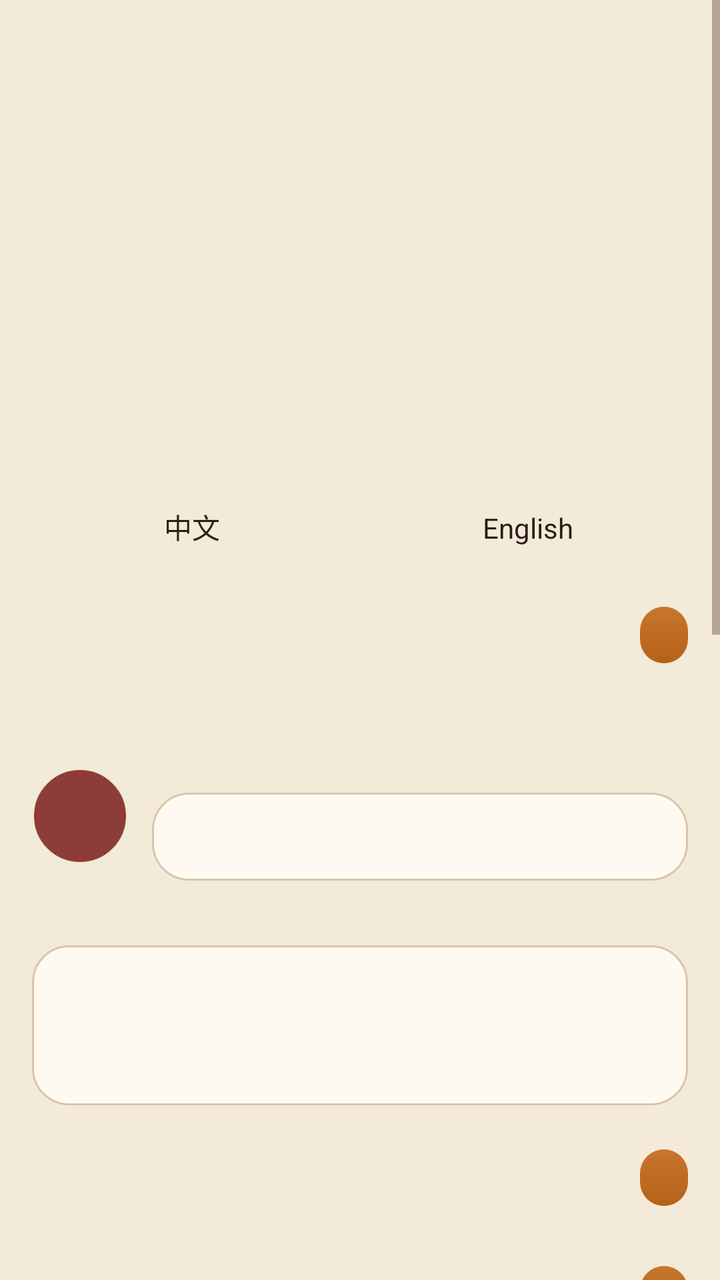
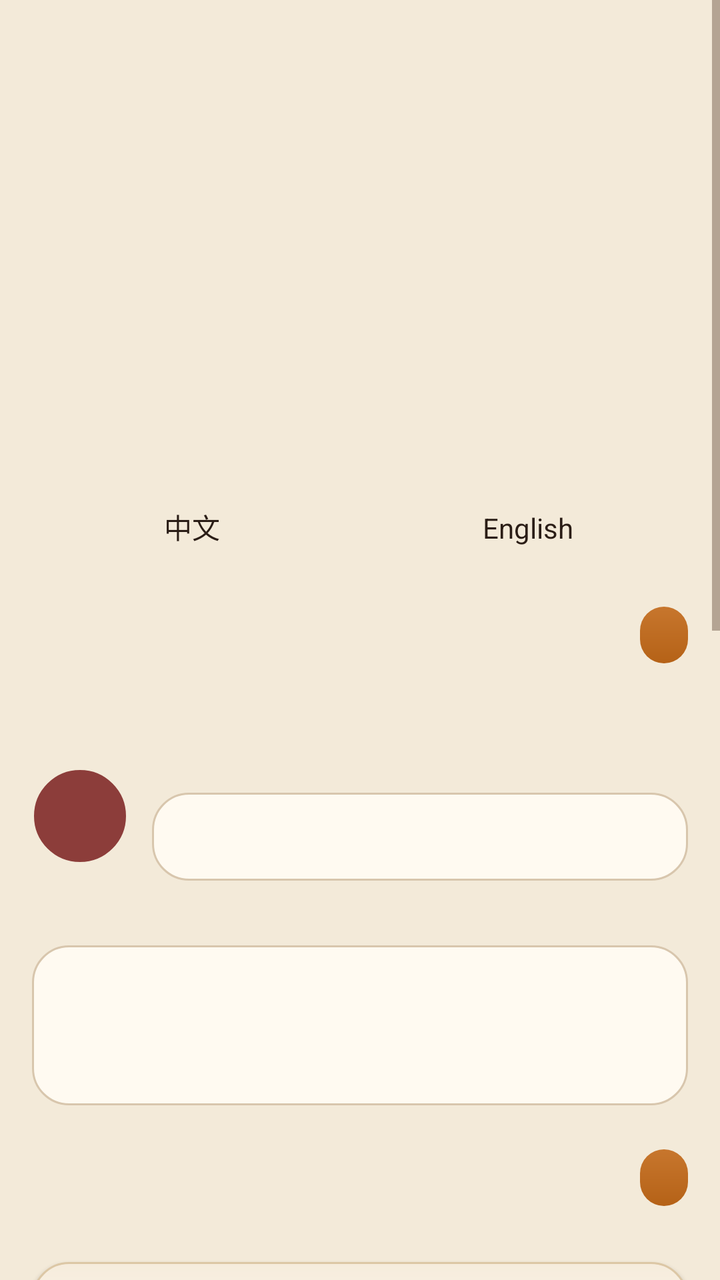

Two renders of the same Android screen: before a commit and after it. Below are the layout's source before the change and the commit's diff.
<!-- AndroidManifest.xml: application theme Theme.Tavern -->
<!-- res/layout/panel_settings.xml -->
<?xml version="1.0" encoding="utf-8"?>
<ScrollView xmlns:android="http://schemas.android.com/apk/res/android"
    android:layout_width="match_parent"
    android:layout_height="match_parent"
    android:clipToPadding="false"
    android:paddingBottom="24dp">

    <LinearLayout
        android:layout_width="match_parent"
        android:layout_height="wrap_content"
        android:orientation="vertical"
        android:padding="16dp">

        <TextView
            android:id="@+id/titleSettings"
            android:layout_width="match_parent"
            android:layout_height="wrap_content"
            android:fontFamily="serif"
            android:textColor="@color/ink"
            android:textSize="22sp" />

        <TextView
            android:id="@+id/settingsHint"
            android:layout_width="match_parent"
            android:layout_height="wrap_content"
            android:layout_marginTop="6dp"
            android:textColor="@color/muted"
            android:textSize="12sp" />

        <TextView
            android:id="@+id/labelAppearance"
            android:layout_width="match_parent"
            android:layout_height="wrap_content"
            android:layout_marginTop="20dp"
            android:textColor="@color/candle"
            android:textSize="13sp" />

        <TextView
            android:id="@+id/appearanceHint"
            android:layout_width="match_parent"
            android:layout_height="wrap_content"
            android:layout_marginTop="4dp"
            android:textColor="@color/muted"
            android:textSize="12sp" />

        <LinearLayout
            android:layout_width="match_parent"
            android:layout_height="wrap_content"
            android:layout_marginTop="10dp"
            android:orientation="horizontal">

            <TextView
                android:id="@+id/btnDark"
                android:layout_width="0dp"
                android:layout_height="40dp"
                android:layout_marginEnd="6dp"
                android:layout_weight="1"
                android:gravity="center"
                android:textColor="@color/ink" />

            <TextView
                android:id="@+id/btnLight"
                android:layout_width="0dp"
                android:layout_height="40dp"
                android:layout_marginEnd="6dp"
                android:layout_weight="1"
                android:gravity="center"
                android:textColor="@color/ink" />

            <TextView
                android:id="@+id/btnSystem"
                android:layout_width="0dp"
                android:layout_height="40dp"
                android:layout_weight="1"
                android:gravity="center"
                android:textColor="@color/ink" />
        </LinearLayout>

        <TextView
            android:id="@+id/labelLanguage"
            android:layout_width="match_parent"
            android:layout_height="wrap_content"
            android:layout_marginTop="20dp"
            android:textColor="@color/candle"
            android:textSize="13sp" />

        <TextView
            android:id="@+id/languageHint"
            android:layout_width="match_parent"
            android:layout_height="wrap_content"
            android:layout_marginTop="4dp"
            android:textColor="@color/muted"
            android:textSize="12sp" />

        <LinearLayout
            android:layout_width="match_parent"
            android:layout_height="wrap_content"
            android:layout_marginTop="10dp"
            android:orientation="horizontal">

            <TextView
                android:id="@+id/btnZh"
                android:layout_width="0dp"
                android:layout_height="40dp"
                android:layout_marginEnd="8dp"
                android:layout_weight="1"
                android:gravity="center"
                android:text="中文"
                android:textColor="@color/ink" />

            <TextView
                android:id="@+id/btnEn"
                android:layout_width="0dp"
                android:layout_height="40dp"
                android:layout_weight="1"
                android:gravity="center"
                android:text="English"
                android:textColor="@color/ink" />
        </LinearLayout>

        <LinearLayout
            android:layout_width="match_parent"
            android:layout_height="wrap_content"
            android:layout_marginTop="20dp"
            android:gravity="center_vertical"
            android:orientation="horizontal">

            <TextView
                android:id="@+id/labelPersona"
                android:layout_width="0dp"
                android:layout_height="wrap_content"
                android:layout_weight="1"
                android:textColor="@color/candle"
                android:textSize="13sp" />

            <TextView
                android:id="@+id/btnNewPersona"
                android:layout_width="wrap_content"
                android:layout_height="wrap_content"
                android:background="@drawable/bg_chip_on"
                android:paddingHorizontal="12dp"
                android:paddingVertical="6dp"
                android:textColor="@color/on_candle"
                android:textSize="12sp" />
        </LinearLayout>

        <TextView
            android:id="@+id/personaHint"
            android:layout_width="match_parent"
            android:layout_height="wrap_content"
            android:layout_marginTop="4dp"
            android:textColor="@color/muted"
            android:textSize="12sp" />

        <LinearLayout
            android:id="@+id/personaList"
            android:layout_width="match_parent"
            android:layout_height="wrap_content"
            android:layout_marginTop="10dp"
            android:orientation="vertical" />

        <LinearLayout
            android:layout_width="match_parent"
            android:layout_height="wrap_content"
            android:layout_marginTop="14dp"
            android:gravity="center_vertical"
            android:orientation="horizontal">

            <FrameLayout
                android:id="@+id/personaAvatarContainer"
                android:layout_width="48dp"
                android:layout_height="48dp">

                <TextView
                    android:id="@+id/personaAvatar"
                    android:layout_width="match_parent"
                    android:layout_height="match_parent"
                    android:background="@drawable/bg_avatar"
                    android:fontFamily="serif"
                    android:gravity="center"
                    android:textColor="@color/ink"
                    android:textSize="16sp" />

                <ImageView
                    android:id="@+id/personaAvatarImg"
                    android:layout_width="match_parent"
                    android:layout_height="match_parent"
                    android:background="@drawable/bg_avatar"
                    android:clipToOutline="true"
                    android:scaleType="centerCrop"
                    android:visibility="gone" />
            </FrameLayout>

            <LinearLayout
                android:layout_width="0dp"
                android:layout_height="wrap_content"
                android:layout_marginStart="12dp"
                android:layout_weight="1"
                android:orientation="vertical">

                <TextView
                    android:id="@+id/labelUserName"
                    android:layout_width="match_parent"
                    android:layout_height="wrap_content"
                    android:textColor="@color/muted"
                    android:textSize="12sp" />

                <EditText
                    android:id="@+id/etUserName"
                    android:layout_width="match_parent"
                    android:layout_height="44dp"
                    android:layout_marginTop="4dp"
                    android:background="@drawable/bg_input"
                    android:paddingHorizontal="12dp"
                    android:textColor="@color/ink"
                    android:textSize="14sp" />
            </LinearLayout>
        </LinearLayout>

        <TextView
            android:id="@+id/labelUserPersona"
            android:layout_width="match_parent"
            android:layout_height="wrap_content"
            android:layout_marginTop="10dp"
            android:textColor="@color/muted"
            android:textSize="12sp" />

        <EditText
            android:id="@+id/etUserPersona"
            android:layout_width="match_parent"
            android:layout_height="wrap_content"
            android:layout_marginTop="6dp"
            android:background="@drawable/bg_input"
            android:gravity="top"
            android:minHeight="80dp"
            android:padding="12dp"
            android:textColor="@color/ink"
            android:textSize="14sp" />

        <LinearLayout
            android:layout_width="match_parent"
            android:layout_height="wrap_content"
            android:layout_marginTop="22dp"
            android:gravity="center_vertical"
            android:orientation="horizontal">

            <TextView
                android:id="@+id/labelProfiles"
                android:layout_width="0dp"
                android:layout_height="wrap_content"
                android:layout_weight="1"
                android:textColor="@color/candle"
                android:textSize="13sp" />

            <TextView
                android:id="@+id/btnNewProfile"
                android:layout_width="wrap_content"
                android:layout_height="wrap_content"
                android:background="@drawable/bg_chip_on"
                android:paddingHorizontal="12dp"
                android:paddingVertical="6dp"
                android:textColor="@color/on_candle"
                android:textSize="12sp" />
        </LinearLayout>

        <TextView
            android:id="@+id/noProfiles"
            android:layout_width="match_parent"
            android:layout_height="wrap_content"
            android:layout_marginTop="8dp"
            android:textColor="@color/muted"
            android:textSize="13sp"
            android:visibility="gone" />

        <LinearLayout
            android:id="@+id/profileList"
            android:layout_width="match_parent"
            android:layout_height="wrap_content"
            android:layout_marginTop="8dp"
            android:orientation="vertical" />

        <LinearLayout
            android:layout_width="match_parent"
            android:layout_height="wrap_content"
            android:layout_marginTop="22dp"
            android:gravity="center_vertical"
            android:orientation="horizontal">

            <TextView
                android:id="@+id/labelPresets"
                android:layout_width="0dp"
                android:layout_height="wrap_content"
                android:layout_weight="1"
                android:textColor="@color/candle"
                android:textSize="13sp" />

            <TextView
                android:id="@+id/btnNewPreset"
                android:layout_width="wrap_content"
                android:layout_height="wrap_content"
                android:background="@drawable/bg_chip_on"
                android:paddingHorizontal="12dp"
                android:paddingVertical="6dp"
                android:textColor="@color/on_candle"
                android:textSize="12sp" />
        </LinearLayout>

        <TextView
            android:id="@+id/presetsHint"
            android:layout_width="match_parent"
            android:layout_height="wrap_content"
            android:layout_marginTop="4dp"
            android:textColor="@color/muted"
            android:textSize="12sp" />

        <LinearLayout
            android:id="@+id/presetList"
            android:layout_width="match_parent"
            android:layout_height="wrap_content"
            android:layout_marginTop="8dp"
            android:orientation="vertical" />

        <TextView
            android:id="@+id/labelChat"
            android:layout_width="match_parent"
            android:layout_height="wrap_content"
            android:layout_marginTop="22dp"
            android:textColor="@color/candle"
            android:textSize="13sp" />

        <LinearLayout
            android:id="@+id/rowStreaming"
            android:layout_width="match_parent"
            android:layout_height="44dp"
            android:layout_marginTop="8dp"
            android:background="@drawable/bg_card"
            android:gravity="center_vertical"
            android:orientation="horizontal"
            android:paddingHorizontal="12dp">

            <TextView
                android:id="@+id/labelStreaming"
                android:layout_width="0dp"
                android:layout_height="wrap_content"
                android:layout_weight="1"
                android:textColor="@color/ink"
                android:textSize="14sp" />

            <TextView
                android:id="@+id/valStreaming"
                android:layout_width="wrap_content"
                android:layout_height="wrap_content"
                android:textColor="@color/candle"
                android:textSize="12sp" />
        </LinearLayout>

        <LinearLayout
            android:id="@+id/rowAutoSummary"
            android:layout_width="match_parent"
            android:layout_height="44dp"
            android:layout_marginTop="8dp"
            android:background="@drawable/bg_card"
            android:gravity="center_vertical"
            android:orientation="horizontal"
            android:paddingHorizontal="12dp">

            <TextView
                android:id="@+id/labelAutoSummary"
                android:layout_width="0dp"
                android:layout_height="wrap_content"
                android:layout_weight="1"
                android:textColor="@color/ink"
                android:textSize="14sp" />

            <TextView
                android:id="@+id/valAutoSummary"
                android:layout_width="wrap_content"
                android:layout_height="wrap_content"
                android:textColor="@color/candle"
                android:textSize="12sp" />
        </LinearLayout>

        <TextView
            android:id="@+id/labelAdvanced"
            android:layout_width="match_parent"
            android:layout_height="wrap_content"
            android:layout_marginTop="22dp"
            android:textColor="@color/candle"
            android:textSize="13sp" />

        <TextView
            android:id="@+id/developerHint"
            android:layout_width="match_parent"
            android:layout_height="wrap_content"
            android:layout_marginTop="4dp"
            android:textColor="@color/muted"
            android:textSize="12sp" />

        <LinearLayout
            android:id="@+id/rowDeveloper"
            android:layout_width="match_parent"
            android:layout_height="44dp"
            android:layout_marginTop="8dp"
            android:background="@drawable/bg_card"
            android:gravity="center_vertical"
            android:orientation="horizontal"
            android:paddingHorizontal="12dp">

            <TextView
                android:id="@+id/labelDeveloper"
                android:layout_width="0dp"
                android:layout_height="wrap_content"
                android:layout_weight="1"
                android:textColor="@color/ink"
                android:textSize="14sp" />

            <TextView
                android:id="@+id/valDeveloper"
                android:layout_width="wrap_content"
                android:layout_height="wrap_content"
                android:textColor="@color/candle"
                android:textSize="12sp" />
        </LinearLayout>

        <TextView
            android:id="@+id/labelData"
            android:layout_width="match_parent"
            android:layout_height="wrap_content"
            android:layout_marginTop="22dp"
            android:textColor="@color/candle"
            android:textSize="13sp" />

        <TextView
            android:id="@+id/btnExport"
            android:layout_width="match_parent"
            android:layout_height="44dp"
            android:layout_marginTop="8dp"
            android:background="@drawable/bg_card"
            android:gravity="center"
            android:textColor="@color/ink" />

        <TextView
            android:id="@+id/btnImport"
            android:layout_width="match_parent"
            android:layout_height="44dp"
            android:layout_marginTop="8dp"
            android:background="@drawable/bg_card"
            android:gravity="center"
            android:textColor="@color/ink" />

        <TextView
            android:id="@+id/btnReset"
            android:layout_width="match_parent"
            android:layout_height="44dp"
            android:layout_marginTop="8dp"
            android:background="@drawable/bg_card"
            android:gravity="center"
            android:textColor="@color/wine" />

        <TextView
            android:id="@+id/labelAbout"
            android:layout_width="match_parent"
            android:layout_height="wrap_content"
            android:layout_marginTop="22dp"
            android:textColor="@color/candle"
            android:textSize="13sp" />

        <TextView
            android:id="@+id/aboutBody"
            android:layout_width="match_parent"
            android:layout_height="wrap_content"
            android:layout_marginTop="8dp"
            android:textColor="@color/muted"
            android:textSize="13sp" />

        <TextView
            android:id="@+id/aboutLine"
            android:layout_width="match_parent"
            android:layout_height="wrap_content"
            android:layout_marginTop="4dp"
            android:textColor="@color/muted"
            android:textSize="12sp" />
    </LinearLayout>
</ScrollView>
<!-- resources referenced by this layout -->
<resources>
  <color name="candle">#b56a1a</color>
  <color name="ink">#2a1d16</color>
  <color name="muted">#7a6554</color>
  <color name="on_candle">#f3ead9</color>
  <color name="wine">#8c3d3a</color>
  <!-- drawable bg_avatar (drawable) -->
  <?xml version="1.0" encoding="utf-8"?>
  <shape xmlns:android="http://schemas.android.com/apk/res/android" android:shape="oval">
      <solid android:color="#8c3d3a" />
      <stroke android:width="1dp" android:color="#f3ead9" />
  </shape>
  <!-- drawable bg_card (drawable) -->
  <?xml version="1.0" encoding="utf-8"?>
  <shape xmlns:android="http://schemas.android.com/apk/res/android">
      <gradient
          android:angle="90"
          android:endColor="#f6ecdc"
          android:startColor="#fdfaf4" />
      <corners android:radius="18dp" />
      <stroke android:width="1dp" android:color="#dcc7a5" />
  </shape>
  <!-- drawable bg_chip_on (drawable) -->
  <?xml version="1.0" encoding="utf-8"?>
  <shape xmlns:android="http://schemas.android.com/apk/res/android">
      <gradient
          android:angle="90"
          android:endColor="#c7762d"
          android:startColor="#b56217" />
      <corners android:radius="20dp" />
  </shape>
  <!-- drawable bg_input (drawable) -->
  <?xml version="1.0" encoding="utf-8"?>
  <shape xmlns:android="http://schemas.android.com/apk/res/android">
      <solid android:color="#fffaf1" />
      <corners android:radius="18dp" />
      <stroke android:width="1dp" android:color="#d8c6ad" />
  </shape>
  <style name="Theme.Tavern" parent="Theme.Material3.DayNight.NoActionBar">
          <item name="colorPrimary">@color/candle</item>
          <item name="colorOnPrimary">@color/on_candle</item>
          <item name="colorPrimaryContainer">@color/raised</item>
          <item name="colorOnPrimaryContainer">@color/ink</item>
          <item name="colorSecondary">@color/wine</item>
          <item name="colorOnSecondary">@color/ink</item>
          <item name="colorSurface">@color/surface</item>
          <item name="colorOnSurface">@color/ink</item>
          <item name="android:statusBarColor">@color/bg</item>
          <item name="android:navigationBarColor">@color/surface</item>
          <item name="android:windowBackground">@color/bg</item>
          <item name="android:textColor">@color/ink</item>
          <item name="android:textColorPrimary">@color/ink</item>
          <item name="android:textColorSecondary">@color/muted</item>
          <item name="android:windowLightStatusBar">true</item>
          <item name="colorControlActivated">@color/candle</item>
          <item name="android:colorAccent">@color/candle</item>
      </style>
  <color name="raised">#efe4d0</color>
  <color name="surface">#fbf6ea</color>
  <color name="bg">#f3ead9</color>
</resources>

<!-- the commit's change to res/layout/panel_settings.xml (unified diff, before → after) -->
@@ -1,5 +1,6 @@
 <?xml version="1.0" encoding="utf-8"?>
 <ScrollView xmlns:android="http://schemas.android.com/apk/res/android"
+    xmlns:app="http://schemas.android.com/apk/res-auto"
     android:layout_width="match_parent"
     android:layout_height="match_parent"
     android:clipToPadding="false"
@@ -280,45 +281,57 @@
             android:orientation="vertical" />
 
         <LinearLayout
-            android:layout_width="match_parent"
-            android:layout_height="wrap_content"
-            android:layout_marginTop="22dp"
-            android:gravity="center_vertical"
-            android:orientation="horizontal">
-
-            <TextView
-                android:id="@+id/labelPresets"
-                android:layout_width="0dp"
-                android:layout_height="wrap_content"
-                android:layout_weight="1"
-                android:textColor="@color/candle"
-                android:textSize="13sp" />
-
-            <TextView
-                android:id="@+id/btnNewPreset"
-                android:layout_width="wrap_content"
-                android:layout_height="wrap_content"
-                android:background="@drawable/bg_chip_on"
-                android:paddingHorizontal="12dp"
-                android:paddingVertical="6dp"
-                android:textColor="@color/on_candle"
-                android:textSize="12sp" />
-        </LinearLayout>
-
-        <TextView
-            android:id="@+id/presetsHint"
-            android:layout_width="match_parent"
-            android:layout_height="wrap_content"
-            android:layout_marginTop="4dp"
-            android:textColor="@color/muted"
-            android:textSize="12sp" />
-
-        <LinearLayout
-            android:id="@+id/presetList"
-            android:layout_width="match_parent"
-            android:layout_height="wrap_content"
-            android:layout_marginTop="8dp"
-            android:orientation="vertical" />
+            android:id="@+id/cardPresetsEntry"
+            android:layout_width="match_parent"
+            android:layout_height="wrap_content"
+            android:layout_marginTop="20dp"
+            android:background="@drawable/bg_card"
+            android:elevation="1dp"
+            android:gravity="center_vertical"
+            android:orientation="horizontal"
+            android:padding="14dp">
+
+            <LinearLayout
+                android:layout_width="0dp"
+                android:layout_height="wrap_content"
+                android:layout_weight="1"
+                android:orientation="vertical">
+
+                <TextView
+                    android:id="@+id/labelPresets"
+                    android:layout_width="wrap_content"
+                    android:layout_height="wrap_content"
+                    android:fontFamily="serif"
+                    android:textColor="@color/ink"
+                    android:textSize="15sp" />
+
+                <TextView
+                    android:id="@+id/presetsHint"
+                    android:layout_width="wrap_content"
+                    android:layout_height="wrap_content"
+                    android:layout_marginTop="2dp"
+                    android:textColor="@color/muted"
+                    android:textSize="12sp" />
+            </LinearLayout>
+
+            <TextView
+                android:id="@+id/presetCountBadge"
+                android:layout_width="wrap_content"
+                android:layout_height="wrap_content"
+                android:background="@drawable/bg_chip"
+                android:paddingHorizontal="10dp"
+                android:paddingVertical="4dp"
+                android:textColor="@color/candle"
+                android:textSize="12sp" />
+
+            <ImageView
+                android:layout_width="20dp"
+                android:layout_height="20dp"
+                android:layout_marginStart="8dp"
+                android:rotation="180"
+                android:src="@drawable/ic_back"
+                app:tint="@color/muted" />
+        </LinearLayout>
 
         <TextView
             android:id="@+id/labelChat"
<!-- resource entries referenced after the edit -->
@@ -21,6 +21,13 @@
       <corners android:radius="18dp" />
       <stroke android:width="1dp" android:color="#dcc7a5" />
   </shape>
+  <!-- drawable bg_chip (drawable) -->
+  <?xml version="1.0" encoding="utf-8"?>
+  <shape xmlns:android="http://schemas.android.com/apk/res/android">
+      <solid android:color="#f2e7d6" />
+      <corners android:radius="20dp" />
+      <stroke android:width="1dp" android:color="#d7c4a0" />
+  </shape>
   <!-- drawable bg_chip_on (drawable) -->
   <?xml version="1.0" encoding="utf-8"?>
   <shape xmlns:android="http://schemas.android.com/apk/res/android">
@@ -37,6 +44,11 @@
       <corners android:radius="18dp" />
       <stroke android:width="1dp" android:color="#d8c6ad" />
   </shape>
+  <!-- drawable ic_back (drawable) -->
+  <?xml version="1.0" encoding="utf-8"?>
+  <vector xmlns:android="http://schemas.android.com/apk/res/android" android:width="24dp" android:height="24dp" android:viewportWidth="24" android:viewportHeight="24">
+      <path android:fillColor="#f3e6d0" android:pathData="M15.4,5.4L14,4l-8,8 8,8 1.4,-1.4L8.8,12z"/>
+  </vector>
   <style name="Theme.Tavern" parent="Theme.Material3.DayNight.NoActionBar">
           <item name="colorPrimary">@color/candle</item>
           <item name="colorOnPrimary">@color/on_candle</item>
